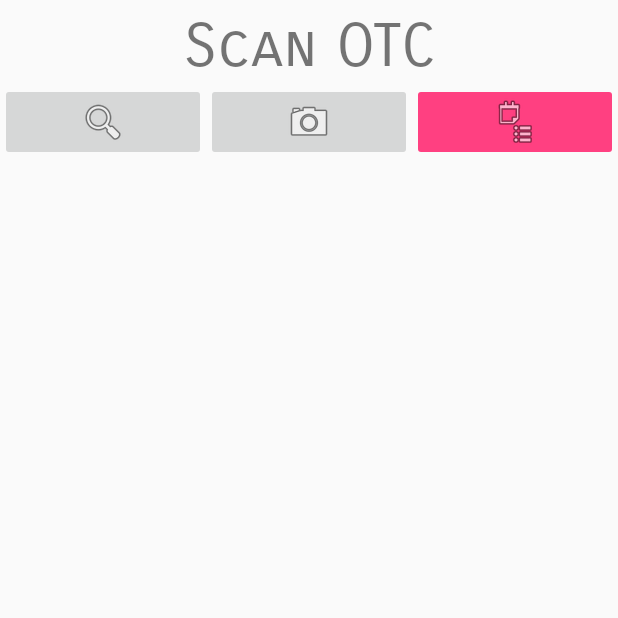
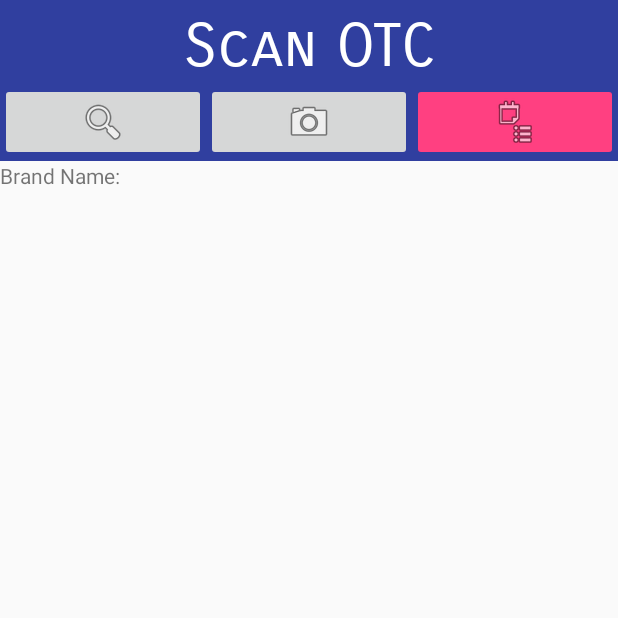
Before and after one commit to SamuelSanchezA/scanOTC, an Android app: the screen it shows after launch (results), on a phone screen of 412 x 824 dp, the top half of it. Run offline under Robolectric (Android 15) with nearby library versions, the phone set to English and light mode, and no system bars.

Commit message:
UI stuff

```diff
--- a/ScanOTC/app/src/main/java/com/example/scanotc/scanotc/results.java
+++ b/ScanOTC/app/src/main/java/com/example/scanotc/scanotc/results.java
@@ -10,6 +10,8 @@ import android.widget.ImageButton;
 public class results extends AppCompatActivity {
 
     private ImageButton toCam;
+    private ImageButton toList;
+    private ImageButton toSearch;
     private String resultString;
 
     @Override
@@ -18,6 +20,9 @@ public class results extends AppCompatActivity {
         setContentView(R.layout.activity_results);
 
         toCam = (ImageButton) findViewById(R.id.cam_button);
+        toList = (ImageButton) findViewById(R.id.list_button);
+        toSearch = (ImageButton) findViewById(R.id.search_button);
+
         toCam.setOnClickListener(new View.OnClickListener() {
             @Override
             public void onClick(View view) {
--- a/ScanOTC/app/src/main/res/layout/activity_results.xml
+++ b/ScanOTC/app/src/main/res/layout/activity_results.xml
@@ -15,19 +15,21 @@
             android:id="@+id/title"
             android:layout_width="match_parent"
             android:layout_height="match_parent"
-            android:layout_weight="1"
             android:fontFamily="sans-serif-smallcaps"
             android:text="Scan OTC"
+            android:layout_weight="1"
             android:textAlignment="center"
             android:paddingTop="10px"
-
+            android:textColor="@android:color/background_light"
+            android:background="@color/colorPrimaryDark"
             android:textSize="40dp" />
 
         <LinearLayout
             android:layout_width="fill_parent"
             android:layout_height="wrap_content"
             android:gravity="center"
-            android:orientation="horizontal">
+            android:orientation="horizontal"
+            android:background="@color/colorPrimaryDark">
 
             <ImageButton
                 android:id="@+id/search_button"
@@ -51,5 +53,12 @@
                 android:backgroundTint="@color/colorAccent"
                 app:srcCompat="@android:drawable/ic_menu_agenda" />
         </LinearLayout>
+
+        <TextView
+            android:layout_width="wrap_content"
+            android:layout_height="wrap_content"
+            android:layout_weight="1"
+            android:text="Brand Name: "
+            />
     </LinearLayout>
 </FrameLayout>
--- a/ScanOTC/app/src/main/res/layout/activity_search.xml
+++ b/ScanOTC/app/src/main/res/layout/activity_search.xml
@@ -36,6 +36,7 @@
                 android:layout_width="wrap_content"
                 android:layout_height="wrap_content"
                 android:layout_weight="1"
+                android:backgroundTint="@color/colorAccent"
                 app:srcCompat="@android:drawable/ic_menu_search" />
 
             <ImageButton
```
